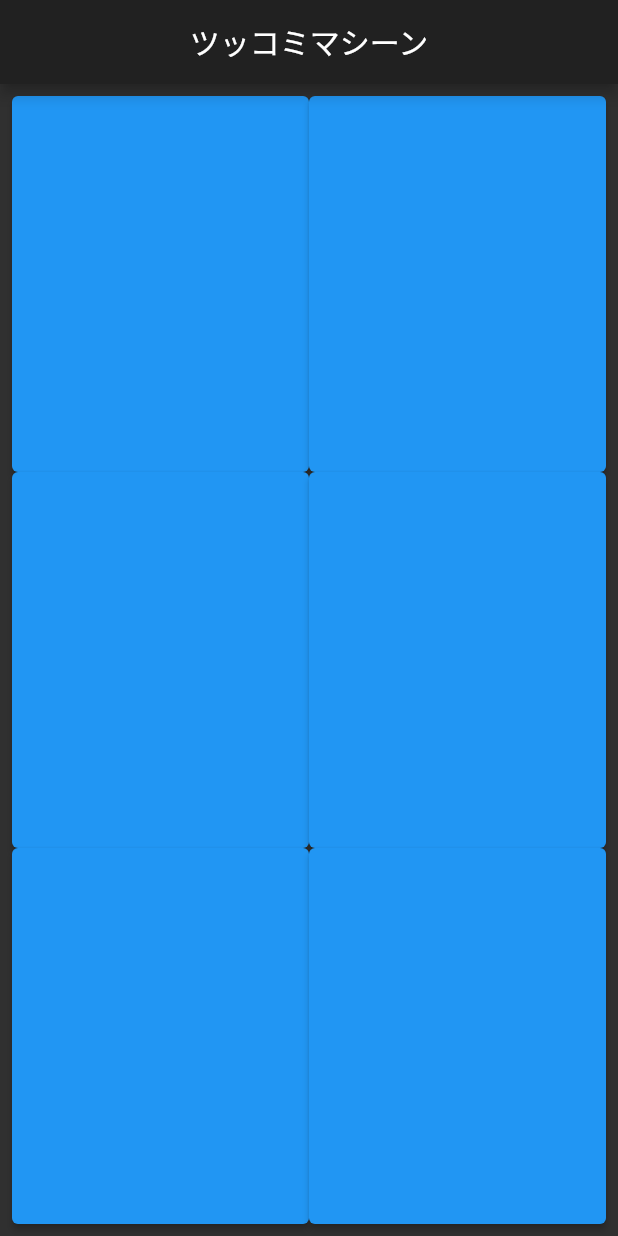
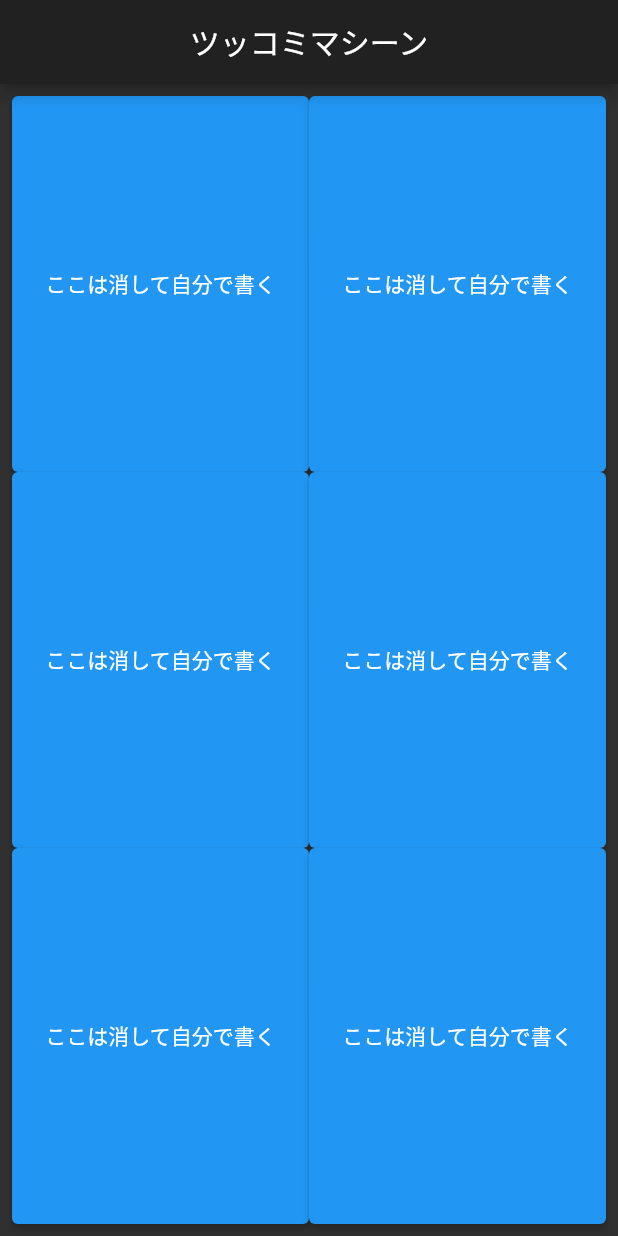
Before and after one commit to WatanabeKazue/flutter_app, a Flutter app: the screen it shows after launch, on a phone screen of 412 x 824 dp. Run offline on Flutter 3.47's test engine with Material 2 defaults, Android fonts, the phone set to English and light mode, and no system bars.

Commit message:
次に進める場所を教えてください。

```diff
--- a/lib/screns/home_screen.dart
+++ b/lib/screns/home_screen.dart
@@ -54,8 +54,10 @@ class _HomeScreenState extends State<HomeScreen> {
   }
 
   Widget _soundButton() {
-    return ElevatedButton(
-        onPressed: () => Text("ここは消して自分で書く"),
-        child: Container());
+    return Container(
+        child: ElevatedButton(
+      onPressed: () => null,
+      child: Text("ここは消して自分で書く"),
+    ));
   }
 }
```
